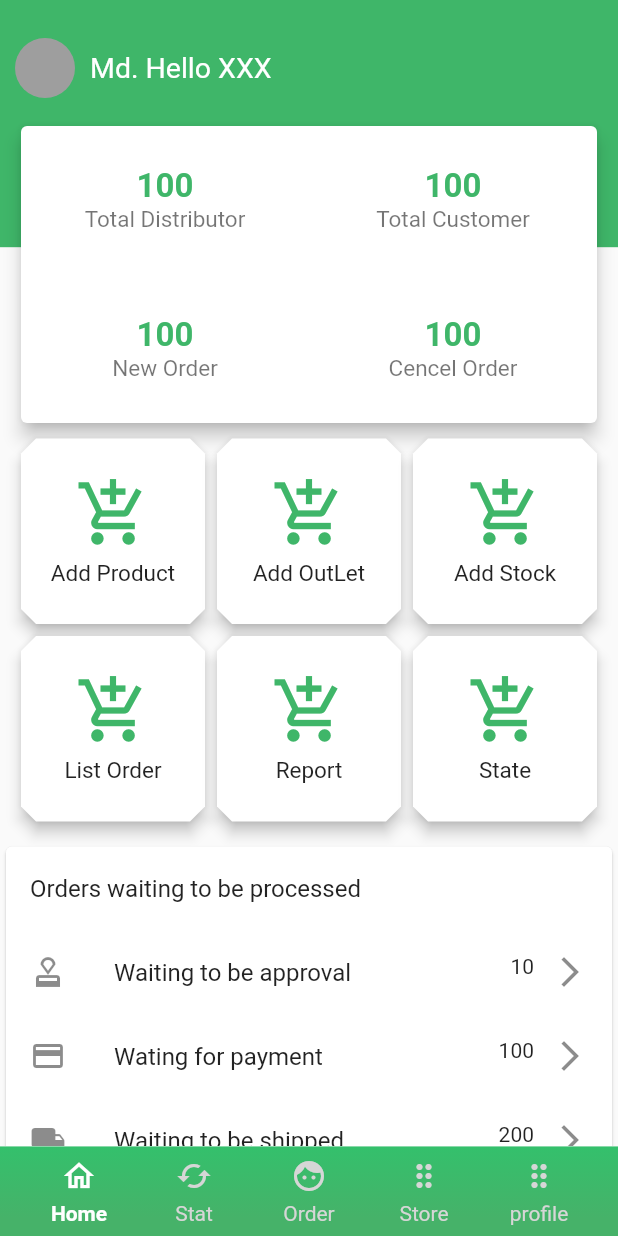
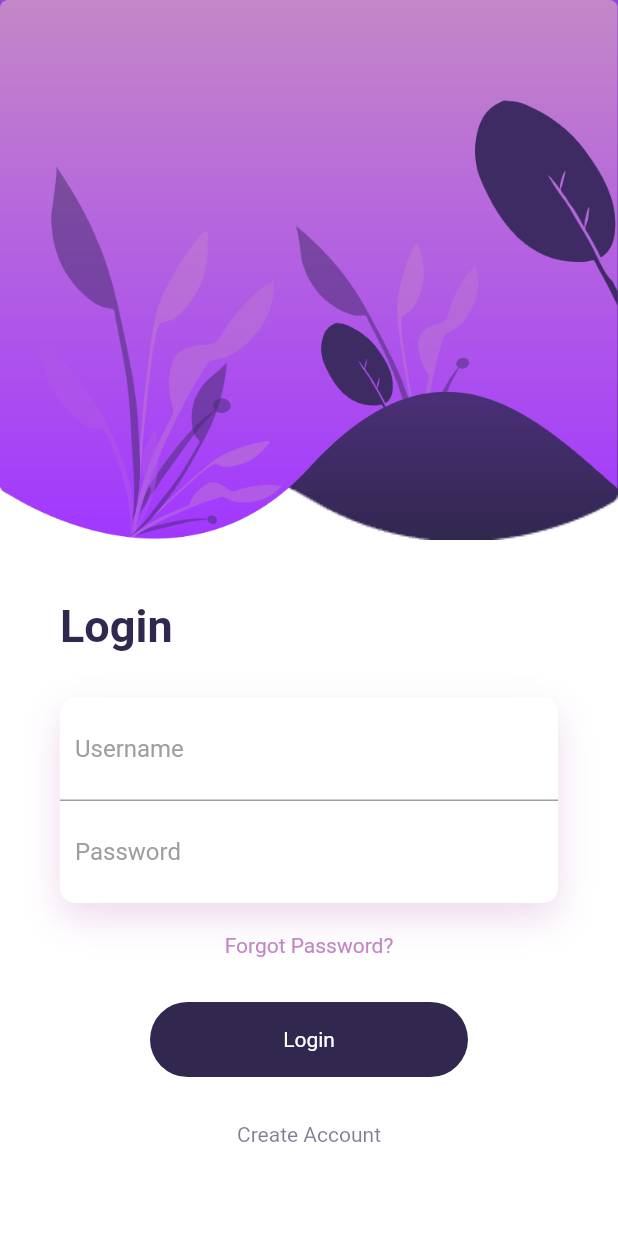
Before and after one commit to pavelsust/grid_flow, a Flutter app: the screen it shows after launch, on a phone screen of 412 x 824 dp. Run offline on Flutter 3.47's test engine with Material 2 defaults, Android fonts, the phone set to English and light mode, and no system bars; our stand-ins replace simple_animations.

Commit message:
login screen

```diff
--- a/lib/screen/dashboard/dashboard.dart
+++ b/lib/screen/dashboard/dashboard.dart
@@ -39,9 +39,7 @@ class _DashboardScreen extends State<DashboardScreen> with TickerProviderStateMi
   @override
   void initState() {
     super.initState();
-
     WidgetsBinding.instance!.addObserver(this);
-
   }
 
 
--- /dev/null
+++ b/lib/screen/login/login_screen.dart
@@ -0,0 +1,141 @@
+
+
+
+
+
+
+import 'package:flutter/material.dart';
+import 'package:flutter_grid_flow/screen/dashboard/dashboard.dart';
+import 'package:flutter_grid_flow/utils/FadeAnimation.dart';
+
+class LoginScreen extends StatefulWidget {
+  @override
+  State<StatefulWidget> createState() {
+    return _LoginScreen();
+  }
+}
+
+class _LoginScreen extends State<LoginScreen> {
+  @override
+  Widget build(BuildContext context) {
+    final width = MediaQuery.of(context).size.width;
+    return Scaffold(
+      backgroundColor: Colors.white,
+      body: SingleChildScrollView(
+        child: Column(
+          crossAxisAlignment: CrossAxisAlignment.start,
+          children: <Widget>[
+            Container(
+              height: 400,
+              child: Stack(
+                children: <Widget>[
+                  Positioned(
+                    top: -40,
+                    height: 400,
+                    width: width,
+                    child: FadeAnimation(1, Container(
+                      decoration: BoxDecoration(
+                          image: DecorationImage(
+                              image: AssetImage('assets/images/background.png'),
+                              fit: BoxFit.fill
+                          )
+                      ),
+                    )),
+                  ),
+                  Positioned(
+                    height: 400,
+                    width: width+20,
+                    child: FadeAnimation(1.3, Container(
+                      decoration: BoxDecoration(
+                          image: DecorationImage(
+                              image: AssetImage('assets/images/background-2.png'),
+                              fit: BoxFit.fill
+                          )
+                      ),
+                    )),
+                  )
+                ],
+              ),
+            ),
+            Padding(
+              padding: EdgeInsets.symmetric(horizontal: 40),
+              child: Column(
+                crossAxisAlignment: CrossAxisAlignment.start,
+                children: <Widget>[
+                  FadeAnimation(1.5, Text("Login", style: TextStyle(color: Color.fromRGBO(49, 39, 79, 1), fontWeight: FontWeight.bold, fontSize: 30),)),
+                  SizedBox(height: 30,),
+                  FadeAnimation(1.7, Container(
+                    decoration: BoxDecoration(
+                        borderRadius: BorderRadius.circular(10),
+                        color: Colors.white,
+                        boxShadow: [
+                          BoxShadow(
+                            color: Color.fromRGBO(196, 135, 198, .3),
+                            blurRadius: 20,
+                            offset: Offset(0, 10),
+                          )
+                        ]
+                    ),
+                    child: Column(
+                      children: <Widget>[
+                        Container(
+                          padding: EdgeInsets.all(10),
+                          decoration: BoxDecoration(
+                              border: Border(bottom: BorderSide(
+                                  color: Colors.grey
+                              ))
+                          ),
+                          child: TextField(
+                            decoration: InputDecoration(
+                                border: InputBorder.none,
+                                hintText: "Username",
+                                hintStyle: TextStyle(color: Colors.grey)
+                            ),
+                          ),
+                        ),
+                        Container(
+                          padding: EdgeInsets.all(10),
+                          child: TextField(
+                            decoration: InputDecoration(
+                                border: InputBorder.none,
+                                hintText: "Password",
+                                hintStyle: TextStyle(color: Colors.grey)
+                            ),
+                          ),
+                        )
+                      ],
+                    ),
+                  )),
+                  SizedBox(height: 20,),
+                  FadeAnimation(1.7, Center(child: Text("Forgot Password?", style: TextStyle(color: Color.fromRGBO(196, 135, 198, 1)),))),
+                  SizedBox(height: 30,),
+                  FadeAnimation(1.9,
+                      GestureDetector(
+                        onTap: (){
+                          Navigator.of(context).pushReplacement(MaterialPageRoute(builder: (BuildContext context) {
+                            return DashboardScreen();
+                          }));
+                        },
+                        child: Container(
+                    height: 50,
+                    margin: EdgeInsets.symmetric(horizontal: 60),
+                    decoration: BoxDecoration(
+                        borderRadius: BorderRadius.circular(50),
+                        color: Color.fromRGBO(49, 39, 79, 1),
+                    ),
+                    child: Center(
+                        child: Text("Login", style: TextStyle(color: Colors.white),),
+                    ),
+                  ),
+                      )),
+                  SizedBox(height: 30,),
+                  FadeAnimation(2, Center(child: Text("Create Account", style: TextStyle(color: Color.fromRGBO(49, 39, 79, .6)),))),
+                ],
+              ),
+            )
+          ],
+        ),
+      ),
+    );
+  }
+}
--- a/lib/screen/splash_screen/SplashScreen.dart
+++ b/lib/screen/splash_screen/SplashScreen.dart
@@ -4,6 +4,7 @@ import 'dart:async';
 
 import 'package:flutter/material.dart';
 import 'package:flutter_grid_flow/screen/dashboard/dashboard.dart';
+import 'package:flutter_grid_flow/screen/login/login_screen.dart';
 import 'package:flutter_grid_flow/utils/Constants.dart';
 
 
@@ -21,10 +22,9 @@ class _SplashScreen extends State<SplashScreen> {
   @override
   Widget build(BuildContext context) {
 
-
     Timer(Duration(seconds: 2), () {
       Navigator.of(context).pushReplacement(MaterialPageRoute(builder: (BuildContext context) {
-        return DashboardScreen();
+        return LoginScreen();
       }));
     });
 
--- /dev/null
+++ b/lib/utils/FadeAnimation.dart
@@ -0,0 +1,36 @@
+import 'package:flutter/material.dart';
+import 'package:simple_animations/simple_animations.dart';
+import 'package:simple_animations/simple_animations.dart' as simple_animations;
+
+
+enum AniProps { opacity, translateY }
+
+class FadeAnimation extends StatelessWidget {
+  final double delay;
+  final Widget child;
+
+  FadeAnimation(this.delay, this.child);
+
+  @override
+  Widget build(BuildContext context) {
+    final tween = MultiTween<AniProps>()
+      ..add(AniProps.opacity, Tween(begin: 0.0 , end: 1.0), Duration(milliseconds: 500))
+      ..add(AniProps.translateY, Tween(begin: -30.0, end: 0.0), Duration(milliseconds: 500),
+          Curves.easeOut);
+
+
+    return PlayAnimation<MultiTweenValues<AniProps>>(
+      delay: Duration(milliseconds: (500 * delay).round()),
+      duration: tween.duration,
+      tween: tween,
+      child: child,
+      builder: (context, child, value) => Opacity(
+        opacity: value.get(AniProps.opacity),
+        child: Transform.translate(
+            offset: Offset(0, value.get(AniProps.translateY)), child: child),
+      ),
+    );
+
+
+  }
+}
--- a/pubspec.yaml
+++ b/pubspec.yaml
@@ -35,7 +35,7 @@ dependencies:
   get_it: ^7.2.0
   path: any
   animations: ^1.1.2
-  simple_animations: ^1.3.3
+  simple_animations: ^3.1.1
   curved_navigation_bar: ^0.4.0-nullsafety.0
   dio: ^4.0.1
 
@@ -60,3 +60,6 @@ flutter:
   # included with your application, so that you can use the icons in
   # the material Icons class.
   uses-material-design: true
+
+  assets:
+    - assets/images/
```
Also changed, not shown: assets/images/background-2.png (added), assets/images/background.png (added), pubspec.lock, 1 other file.
